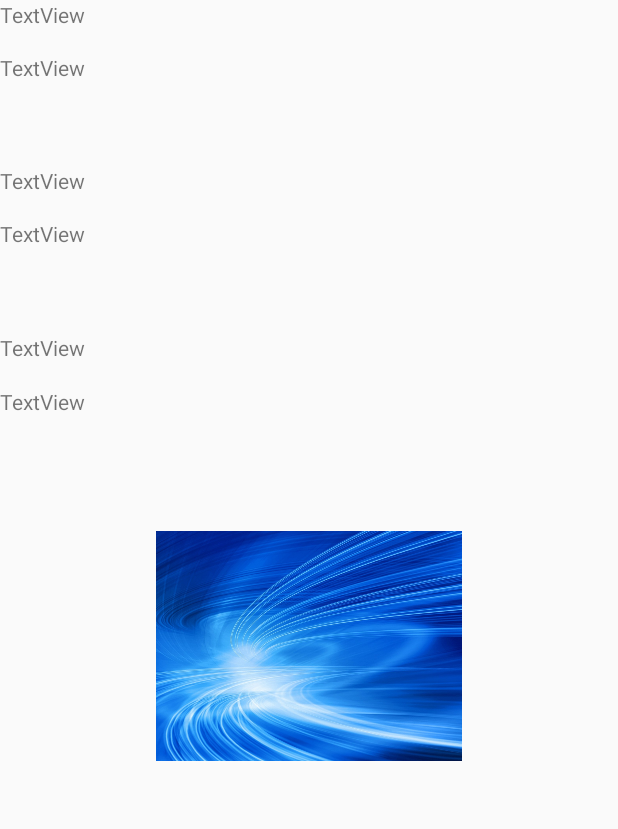
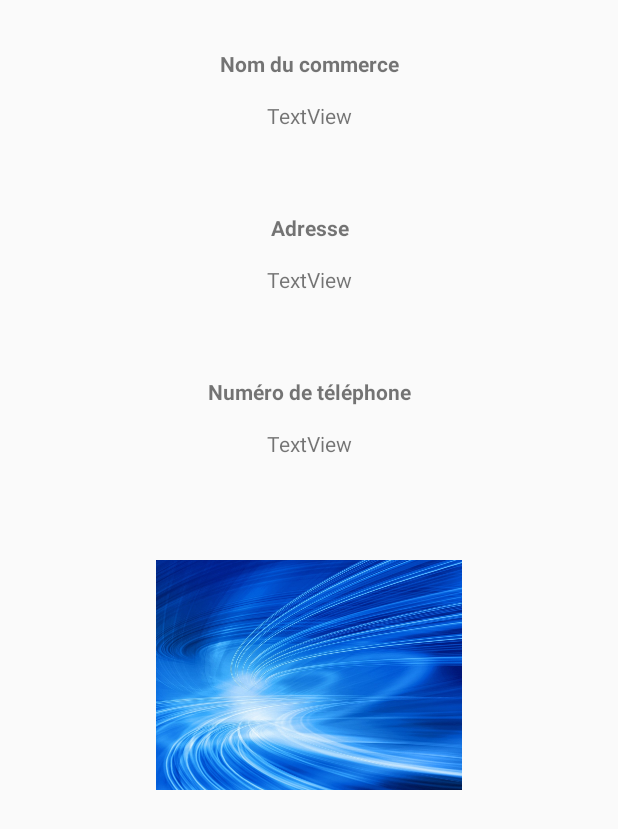
Before and after one commit to Bromy74/Projet, an Android app: the layout activity_next.xml on its own in the app's theme, with its tools: preview values and no code run, on a phone screen of 412 x 824 dp. Shown: the top 829 px of the screen. Run offline under Robolectric (Android 15) with nearby library versions, the phone set to English and light mode, and no system bars.

Commit message:
Xml activité 'décription des commerces'

```diff
--- a/ProjetFinal/app/src/main/res/layout/activity_next.xml
+++ b/ProjetFinal/app/src/main/res/layout/activity_next.xml
@@ -6,48 +6,60 @@
     android:weightSum="1">
 
     <TextView
-        android:text="TextView"
+        android:text="@string/nom_enseigne"
         android:layout_width="match_parent"
         android:layout_height="wrap_content"
+        android:layout_marginTop="25dp"
         android:id="@+id/textView"
-        android:layout_weight="0.04" />
+        android:layout_weight="0.04"
+        android:textStyle="bold"
+        android:gravity="center"/>
+
 
     <TextView
         android:text="TextView"
         android:layout_width="match_parent"
         android:layout_height="wrap_content"
         android:id="@+id/textView2"
-        android:layout_weight="0.04" />
+        android:layout_weight="0.04"
+        android:gravity="center"/>
 
     <TextView
-        android:text="TextView"
+        android:text="@string/nom_adresse"
         android:layout_height="wrap_content"
         android:id="@+id/textView3"
         android:layout_weight="0.04"
         android:layout_width="match_parent"
-        android:layout_marginTop="40dp" />
+        android:layout_marginTop="40dp"
+        android:textStyle="bold"
+        android:gravity="center"/>
+
 
     <TextView
         android:text="TextView"
         android:layout_width="match_parent"
         android:layout_height="wrap_content"
         android:id="@+id/textView4"
-        android:layout_weight="0.04" />
+        android:layout_weight="0.04"
+        android:gravity="center"/>
 
     <TextView
-        android:text="TextView"
+        android:text="@string/nom_tel"
         android:layout_width="match_parent"
         android:layout_height="wrap_content"
         android:id="@+id/textView7"
         android:layout_weight="0.04"
-        android:layout_marginTop="40dp" />
+        android:layout_marginTop="40dp"
+        android:textStyle="bold"
+        android:gravity="center"/>
 
     <TextView
         android:text="TextView"
         android:layout_width="match_parent"
         android:layout_height="wrap_content"
         android:id="@+id/textView8"
-        android:layout_weight="0.04" />
+        android:layout_weight="0.04"
+        android:gravity="center"/>
 
     <ImageView
         android:layout_width="match_parent"
--- a/ProjetFinal/app/src/main/res/values/strings.xml
+++ b/ProjetFinal/app/src/main/res/values/strings.xml
@@ -1,3 +1,8 @@
 <resources>
     <string name="app_name">ProjetFinal</string>
+    <string name="nom_enseigne">Nom du commerce</string>
+    <string name="nom_adresse">Adresse</string>
+    <string name="nom_tel">Numéro de téléphone</string>
+
+
 </resources>
```
